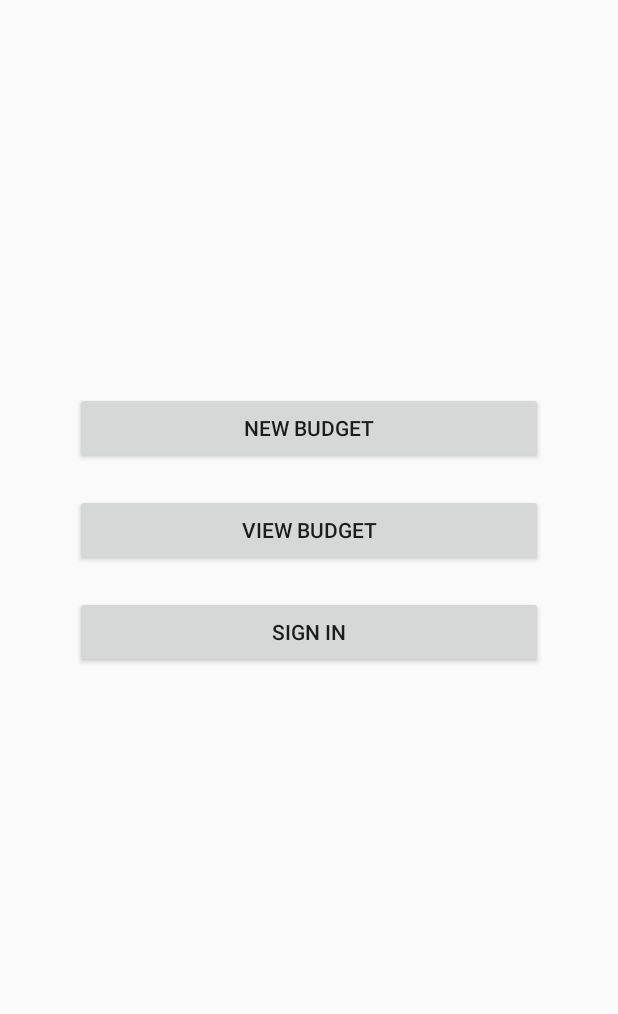
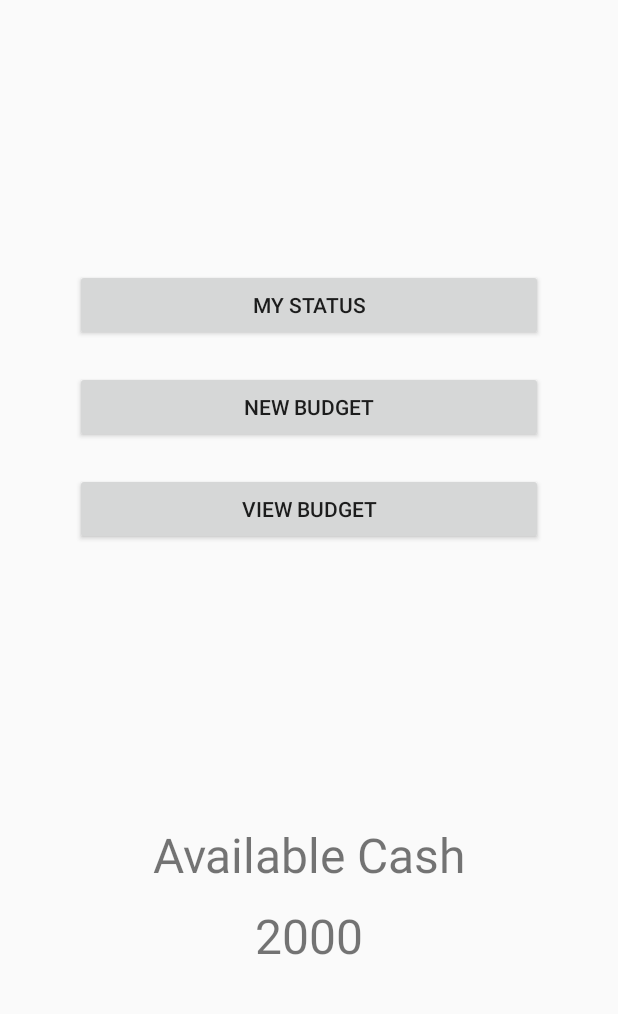
Before and after one commit to TeamSyntaxError/SmartBudgeter, an Android app: the screen it shows after launch (MainActivity), on a phone screen of 412 x 824 dp, the part 176-1190 px from its top. Run offline under Robolectric (Android 15) with nearby library versions, the phone set to English and light mode, and no system bars; libraries missing offline, so code that uses them is left out: com.activeandroid, com.activeandroid.query; 1 statement that could not run was skipped.

Commit message:
Home UI created

```diff
--- a/SmartBudget/app/build.gradle
+++ b/SmartBudget/app/build.gradle
@@ -23,6 +23,7 @@ dependencies {
     compile fileTree(dir: 'libs', include: ['*.jar'])
     compile 'com.android.support:appcompat-v7:26.1.0'
     compile 'com.android.support.constraint:constraint-layout:1.1.2'
+    compile 'com.michaelpardo:activeandroid:3.1.0-SNAPSHOT'
     testCompile 'junit:junit:4.12'
     androidTestCompile('com.android.support.test.espresso:espresso-core:3.0.2', {
         exclude group: 'com.android.support', module: 'support-annotations'
--- a/SmartBudget/app/src/main/java/com/syntaxerror/smartbudget/MainActivity.java
+++ b/SmartBudget/app/src/main/java/com/syntaxerror/smartbudget/MainActivity.java
@@ -2,14 +2,58 @@ package com.syntaxerror.smartbudget;
 
 import android.support.v7.app.AppCompatActivity;
 import android.os.Bundle;
+import android.view.View;
+import android.widget.Button;
+import android.widget.TextView;
+import com.activeandroid.query.Select;
+import com.syntaxerror.smartbudget.model.budgetInfo;
 
 public class MainActivity extends AppCompatActivity {
+
+    Button newBudget ;
+    TextView budgetName;
+    budgetInfo sample ;
+    Button viewBudget;
 
     @Override
     protected void onCreate(Bundle savedInstanceState) {
         super.onCreate(savedInstanceState);
         setContentView(R.layout.activity_main);
 
+        newBudget = (Button) findViewById(R.id.newbudgetbutton);
+        viewBudget = (Button) findViewById(R.id.viewbudgetbutton);
+        budgetName = (TextView) findViewById(R.id.nameOfBudgetText);
+
+
+
+
+
+        viewBudget.setOnClickListener(new View.OnClickListener() {
+            @Override
+            public void onClick(View view) {
+                sample = getRandom();
+                budgetName.setText(sample.get);
+            }
+        });
+
+        newBudget.setOnClickListener(new View.OnClickListener() {
+            @Override
+            public void onClick(View view) {
+                budgetInfo num2 = new   budgetInfo(002,"second budget");
+                num2.save();
+
+
+
+            }
+        });
+
+
 
     }
+    public static budgetInfo getRandom() {
+        return new Select()
+                .from(budgetInfo.class)
+                .where("budget_id = 001" )
+                .executeSingle();
+    }
 }
--- /dev/null
+++ b/SmartBudget/app/src/main/java/com/syntaxerror/smartbudget/config/MyApplication.java
@@ -0,0 +1,13 @@
+package com.syntaxerror.smartbudget.config;
+
+import android.app.Application;
+import com.activeandroid.ActiveAndroid;
+
+public class MyApplication extends Application {
+    @Override
+    public void onCreate() {
+        super.onCreate();
+        ActiveAndroid.initialize(this);
+
+    }
+}
--- a/SmartBudget/app/src/main/res/layout/activity_main.xml
+++ b/SmartBudget/app/src/main/res/layout/activity_main.xml
@@ -24,7 +24,7 @@
                 android:text="R.Ramakrishnan"
                 android:textSize="36sp"
                 android:layout_width="wrap_content"
-                android:layout_height="wrap_content" android:id="@+id/textView5" android:layout_weight="1"/>
+                android:layout_height="wrap_content" android:id="@+id/nameOfBudgetText" android:layout_weight="1"/>
     </LinearLayout>
     <LinearLayout
             android:orientation="vertical"
@@ -35,24 +35,46 @@
             android:layout_marginEnd="8dp"
             app:layout_constraintStart_toStartOf="@+id/linearLayout3" android:layout_marginStart="8dp"
             android:layout_marginTop="8dp" app:layout_constraintTop_toBottomOf="@+id/linearLayout3"
-            app:layout_constraintBottom_toBottomOf="parent" android:layout_marginBottom="8dp">
+            android:layout_marginBottom="8dp" app:layout_constraintBottom_toTopOf="@+id/linearLayout2">
+        <Button
+                android:text="My Status"
+                android:padding="10dp"
+                android:layout_margin="10dp"
+                android:layout_width="match_parent"
+                android:layout_height="wrap_content" android:id="@+id/mystatusbutton"/>
         <Button
                 android:text="New Budget"
                 android:padding="10dp"
                 android:layout_margin="10dp"
                 android:layout_width="match_parent"
-                android:layout_height="wrap_content" android:id="@+id/btnNew"/>
+                android:layout_height="wrap_content" android:id="@+id/newbudgetbutton"/>
         <Button
                 android:text="View Budget"
                 android:padding="10dp"
                 android:layout_margin="10dp"
                 android:layout_width="match_parent"
-                android:layout_height="wrap_content" android:id="@+id/btnView"/>
-        <Button
-                android:text="Sign In"
-                android:padding="10dp"
-                android:layout_margin="10dp"
+                android:layout_height="wrap_content" android:id="@+id/viewbudgetbutton"/>
+    </LinearLayout>
+    <LinearLayout
+            android:orientation="vertical"
+            android:layout_width="308dp"
+            android:layout_height= "wrap_content" android:layout_marginBottom="56dp"
+            app:layout_constraintBottom_toBottomOf="parent" android:id="@+id/linearLayout2"
+            app:layout_constraintEnd_toEndOf="parent" android:layout_marginEnd="8dp"
+            app:layout_constraintStart_toStartOf="parent" android:layout_marginStart="8dp">
+        <TextView
+                android:text="Available Cash"
+                android:textSize="32dp"
+                android:padding="5dp"
                 android:layout_width="match_parent"
-                android:layout_height="wrap_content" android:id="@+id/btnSignIn"/>
+                android:textAlignment="center"
+                android:layout_height="wrap_content" android:id="@+id/textView"/>
+        <TextView
+                android:text="2000"
+                android:padding="5dp"
+                android:textSize="32dp"
+                android:layout_width="match_parent"
+                android:textAlignment="center"
+                android:layout_height="wrap_content" android:id="@+id/textView6"/>
     </LinearLayout>
 </android.support.constraint.ConstraintLayout>
--- a/SmartBudget/build.gradle
+++ b/SmartBudget/build.gradle
@@ -19,6 +19,8 @@ allprojects {
     repositories {
         google()
         jcenter()
+        mavenCentral()
+        maven { url "https://oss.sonatype.org/content/repositories/snapshots/" }
     }
 }
 
```
Also changed, not shown: SmartBudget/app/src/main/AndroidManifest.xml (+7 -1 lines), SmartBudget/app/src/main/java/com/syntaxerror/smartbudget/model/budgetInfo.java (added, +43 -0 lines), SmartBudget/app/src/main/res/layout/budgetdetail.xml (+26 -46 lines), SmartBudget/app/src/main/assets/SmartBudget.db (added).
